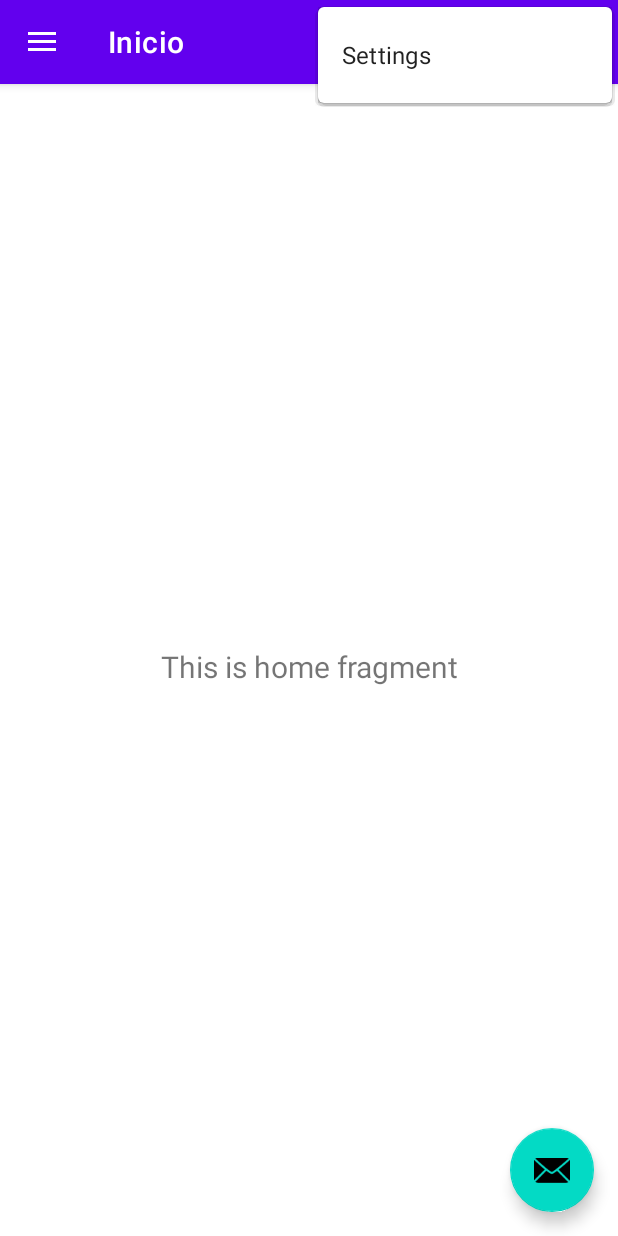
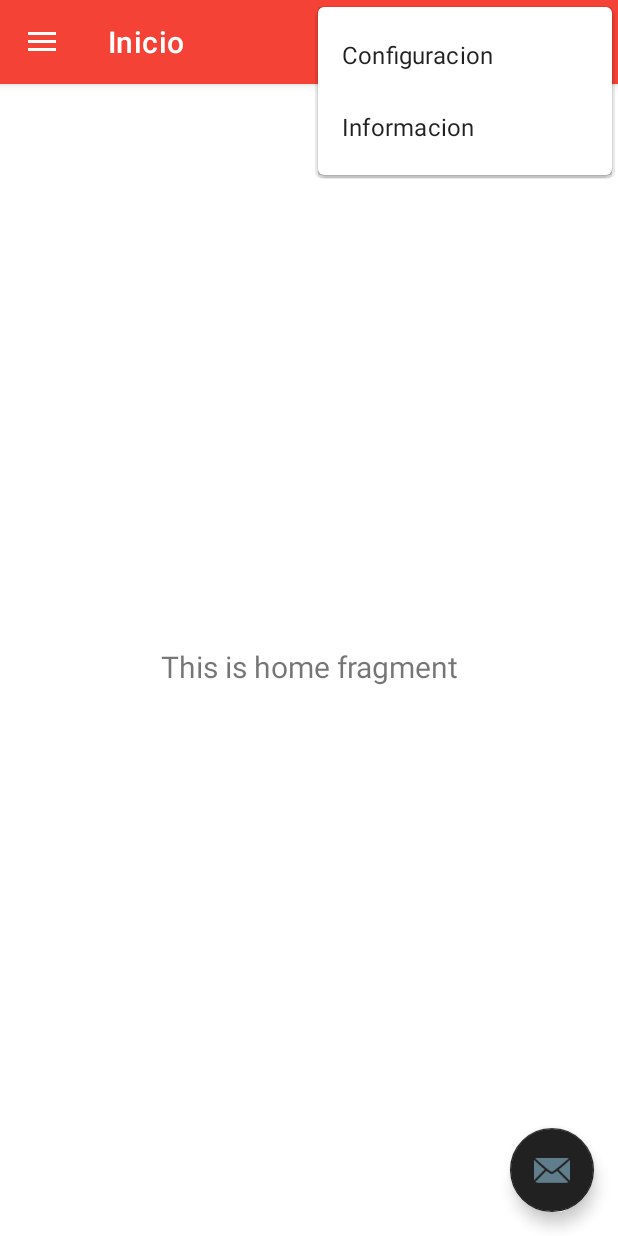
Before and after one commit to Shadowpride/YoDono, an Android app: the screen it shows after launch (MainActivity), with the options menu open, on a phone screen of 412 x 824 dp. Run offline under Robolectric (Android 15) with nearby library versions, the phone set to English and light mode, and no system bars; our stand-ins replace navigation-ui.

Commit message:
Visual y nombres

```diff
--- a/app/src/main/res/drawable/side_nav_bar.xml
+++ b/app/src/main/res/drawable/side_nav_bar.xml
@@ -2,8 +2,8 @@
     android:shape="rectangle">
     <gradient
         android:angle="135"
-        android:centerColor="#009688"
-        android:endColor="#00695C"
-        android:startColor="#4DB6AC"
+        android:centerColor="#F44336"
+        android:endColor="#BDBDBD"
+        android:startColor="#D32F2F"
         android:type="linear" />
 </shape>
--- a/app/src/main/res/menu/main.xml
+++ b/app/src/main/res/menu/main.xml
@@ -6,4 +6,9 @@
         android:orderInCategory="100"
         android:title="@string/action_settings"
         app:showAsAction="never" />
+    <item
+        android:id="@+id/action_info"
+        android:orderInCategory="100"
+        android:title="@string/action_info"
+        app:showAsAction="never" />
 </menu>
--- a/app/src/main/res/values/colors.xml
+++ b/app/src/main/res/values/colors.xml
@@ -7,4 +7,18 @@
     <color name="teal_700">#FF018786</color>
     <color name="black">#FF000000</color>
     <color name="white">#FFFFFFFF</color>
+
+
+        <color name="primary">#F44336</color>
+        <color name="primary_dark">#D32F2F</color>
+        <color name="primary_light">#FFCDD2</color>
+        <color name="accent">#607D8B</color>
+        <color name="primary_text">#212121</color>
+        <color name="secondary_text">#757575</color>
+        <color name="icons">#FFFFFF</color>
+        <color name="divider">#BDBDBD</color>
+
+
+
+
 </resources>
--- a/app/src/main/res/values/strings.xml
+++ b/app/src/main/res/values/strings.xml
@@ -5,7 +5,8 @@
     <string name="nav_header_title">Yo Dono</string>
     <string name="nav_header_subtitle">Bienvenido</string>
     <string name="nav_header_desc">Navigation header</string>
-    <string name="action_settings">Settings</string>
+    <string name="action_settings">Configuracion</string>
+    <string name="action_info">Informacion</string>
 
     <string name="menu_home">Inicio</string>
     <string name="menu_gallery">Nueva Solicitud</string>
--- a/app/src/main/res/values/themes.xml
+++ b/app/src/main/res/values/themes.xml
@@ -2,13 +2,13 @@
     <!-- Base application theme. -->
     <style name="Theme.YoDono" parent="Theme.MaterialComponents.DayNight.DarkActionBar">
         <!-- Primary brand color. -->
-        <item name="colorPrimary">@color/purple_500</item>
-        <item name="colorPrimaryVariant">@color/purple_700</item>
-        <item name="colorOnPrimary">@color/white</item>
+        <item name="colorPrimary">@color/primary</item>
+        <item name="colorPrimaryVariant">@color/primary_dark</item>
+        <item name="colorOnPrimary">@color/primary_light</item>
         <!-- Secondary brand color. -->
-        <item name="colorSecondary">@color/teal_200</item>
-        <item name="colorSecondaryVariant">@color/teal_700</item>
-        <item name="colorOnSecondary">@color/black</item>
+        <item name="colorSecondary">@color/primary_text</item>
+        <item name="colorSecondaryVariant">@color/secondary_text</item>
+        <item name="colorOnSecondary">@color/accent</item>
         <!-- Status bar color. -->
         <item name="android:statusBarColor" tools:targetApi="l">?attr/colorPrimaryVariant</item>
         <!-- Customize your theme here. -->
```
